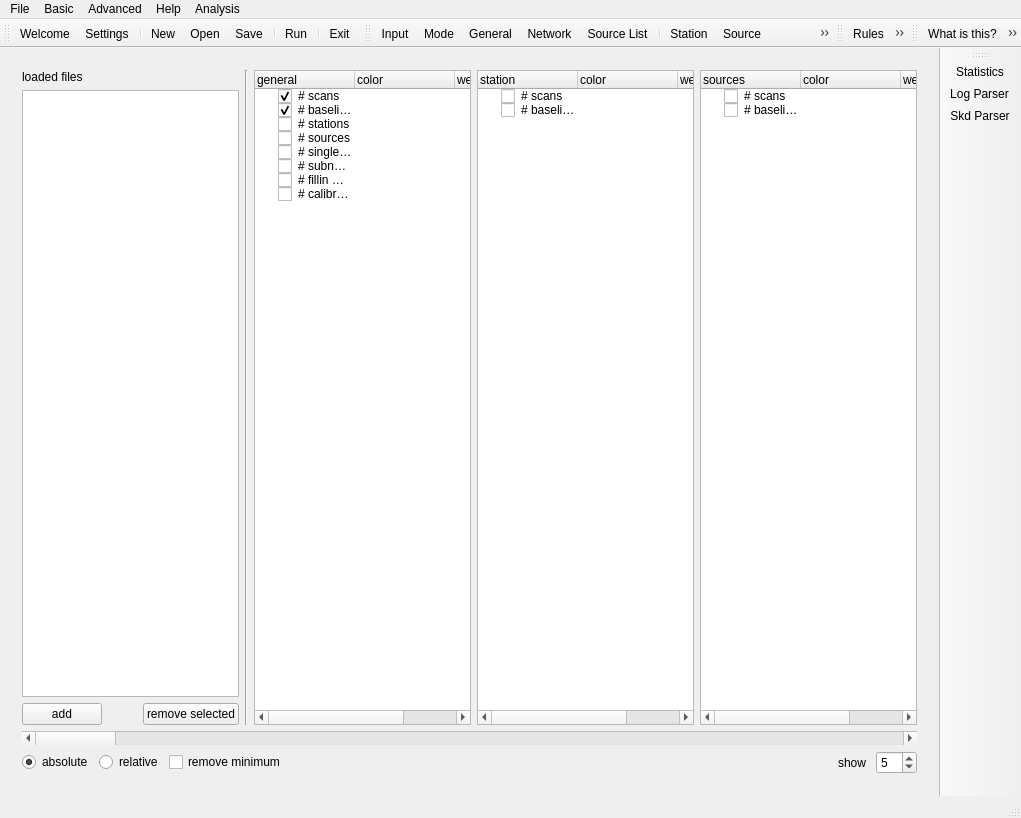
First picture: the form in mainwindow.ui, repository TUW-VieVS/VieSchedpp, before the edit.
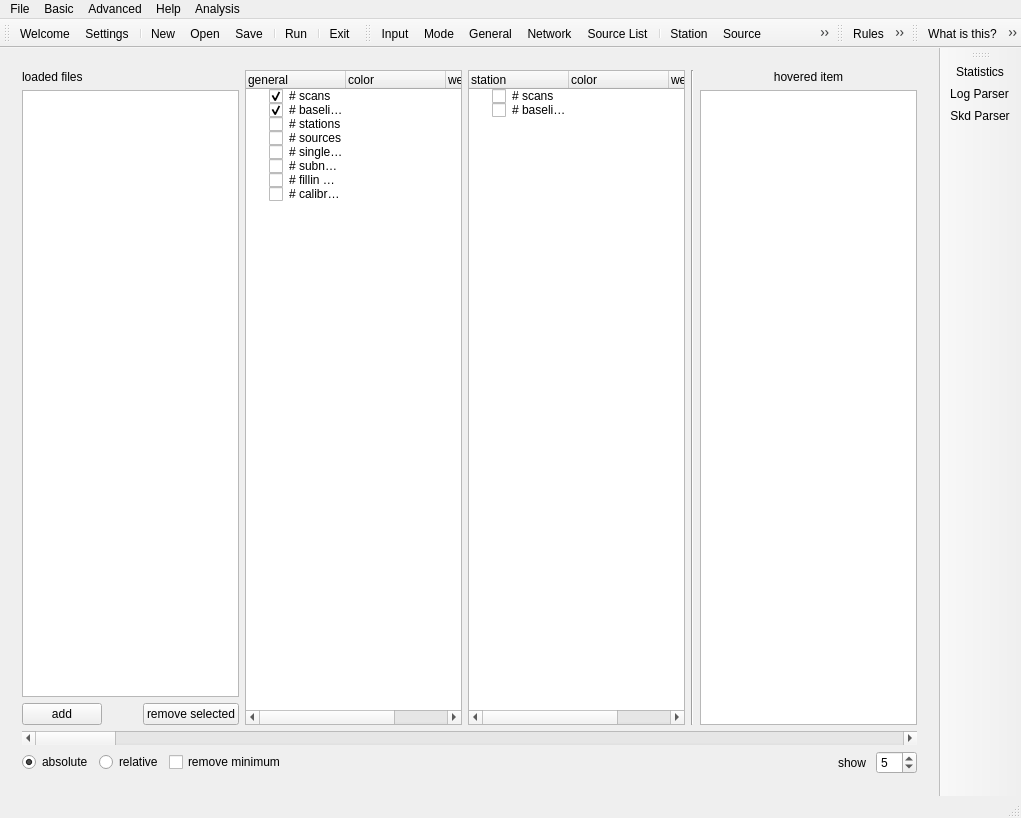
Second picture: the form after the edit. The open tabs and pages were chosen to show the change. Icons and pictures are not drawn.

Commit message: session analyser source statistics

Diff of the .ui file:
```diff
--- a/mainwindow.ui
+++ b/mainwindow.ui
@@ -9047,7 +9047,7 @@
        </property>
        <layout class="QVBoxLayout" name="verticalLayout_53" stretch="1,3">
         <item>
-         <layout class="QHBoxLayout" name="horizontalLayout_92">
+         <layout class="QHBoxLayout" name="horizontalLayout_7" stretch="0,0,0,0,0">
           <item>
            <layout class="QVBoxLayout" name="verticalLayout_51">
             <item>
@@ -9120,13 +9120,6 @@
             </item>
            </layout>
           </item>
-          <item>
-           <widget class="Line" name="line_2">
-            <property name="orientation">
-             <enum>Qt::Vertical</enum>
-            </property>
-           </widget>
-          </item>
           <item>
            <widget class="QTreeWidget" name="treeWidget_statisticGeneral">
             <property name="toolTip">
@@ -9294,57 +9287,51 @@
            </widget>
           </item>
           <item>
-           <widget class="QTreeWidget" name="treeWidget_statisticSource">
+           <widget class="Line" name="line_12">
+            <property name="orientation">
+             <enum>Qt::Vertical</enum>
+            </property>
+           </widget>
+          </item>
+          <item>
+           <layout class="QVBoxLayout" name="verticalLayout_66">
+            <item>
+             <widget class="QLabel" name="label_statistics_hoveredItem_title">
+              <property name="text">
+               <string>hovered item</string>
+              </property>
+              <property name="alignment">
+               <set>Qt::AlignCenter</set>
+              </property>
+             </widget>
+            </item>
+            <item>
+             <widget class="QTreeWidget" name="treeWidget_statisticHovered">
             <property name="toolTip">
              <string>display and weight parameter</string>
             </property>
             <property name="statusTip">
              <string>display and weight parameter</string>
             </property>
-            <column>
-             <property name="text">
-              <string>sources</string>
-             </property>
-            </column>
+              <property name="columnCount">
+               <number>2</number>
+              </property>
+              <attribute name="headerVisible">
+               <bool>false</bool>
+              </attribute>
             <column>
              <property name="text">
-              <string>color</string>
+                <string notr="true">1</string>
              </property>
             </column>
             <column>
              <property name="text">
-              <string>weight</string>
-             </property>
-            </column>
-            <item>
-             <property name="text">
-              <string># scans</string>
-             </property>
-             <property name="checkState">
-              <enum>Unchecked</enum>
-             </property>
-             <property name="text">
-              <string/>
-             </property>
-             <property name="text">
-              <string/>
-             </property>
-            </item>
-            <item>
-             <property name="text">
-              <string># baselines</string>
-             </property>
-             <property name="checkState">
-              <enum>Unchecked</enum>
-             </property>
-             <property name="text">
-              <string/>
-             </property>
-             <property name="text">
-              <string/>
-             </property>
-            </item>
-           </widget>
+                <string notr="true">2</string>
+               </property>
+              </column>
+             </widget>
+            </item>
+           </layout>
           </item>
          </layout>
         </item>
```
Left out of the diff: 5 changed lines with no effect on the pictures. Lines whose indentation alone changed are shown as unchanged. The commit also changes 5 other files.
